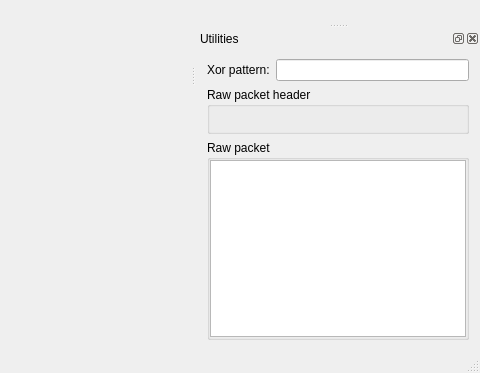
Above: nandseewindow.ui from xobs/nandsee before the change; both pictures show x 720 to 1200 and y 249 to 622 of the 1200 by 622 pixel window. Below: the same form after it.
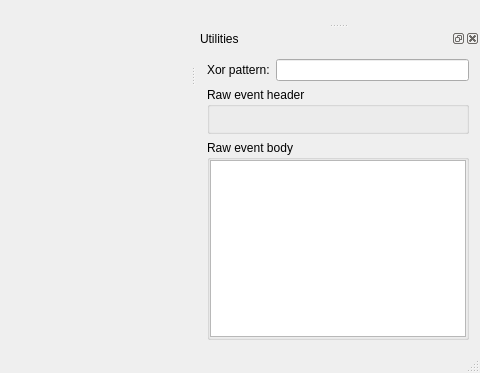
That is the form after the change. Custom widgets are drawn as their Qt base class.

Commit message: nandseewindow: Rename window title

Diff of the .ui file:
```diff
--- a/nandseewindow.ui
+++ b/nandseewindow.ui
@@ -277,7 +277,7 @@
      <item row="2" column="0" colspan="2">
       <widget class="QGroupBox" name="groupBox">
        <property name="title">
-        <string>Raw packet</string>
+        <string>Raw event body</string>
        </property>
        <layout class="QGridLayout" name="gridLayout_4">
         <property name="margin">
@@ -301,7 +301,7 @@
      <item row="1" column="0" colspan="2">
       <widget class="QGroupBox" name="groupBox_2">
        <property name="title">
-        <string>Raw packet header</string>
+        <string>Raw event header</string>
        </property>
        <layout class="QGridLayout" name="gridLayout_5">
         <property name="margin">
```
Left out of the diff: 2 changed lines with no effect on the pictures.
